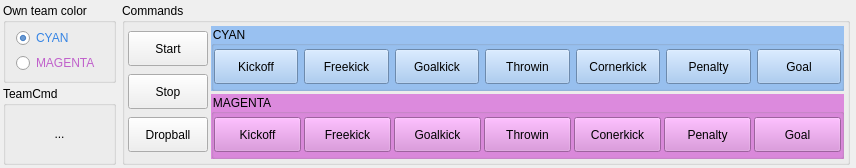
Qt form basestation/musashi_rqt_player_server/resource/player_server.ui (tominagalab-apps/musashi-ros2-humble) before a commit.
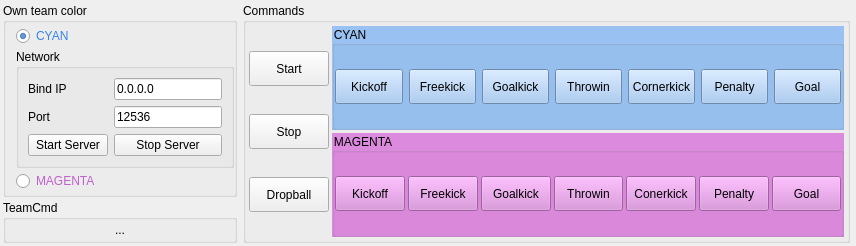
The same form after that commit.

```diff
--- a/basestation/musashi_rqt_player_server/resource/player_server.ui
+++ b/basestation/musashi_rqt_player_server/resource/player_server.ui
@@ -71,6 +71,57 @@
           </property>
          </widget>
         </item>
+        <item>
+         <widget class="QGroupBox" name="grpNetwork">
+          <property name="title">
+           <string>Network</string>
+          </property>
+          <layout class="QFormLayout" name="formLayout">
+           <item row="0" column="0">
+            <widget class="QLabel" name="lblOwnIP">
+             <property name="text">
+              <string>Bind IP</string>
+             </property>
+            </widget>
+           </item>
+           <item row="0" column="1">
+            <widget class="QLineEdit" name="lnedtOwnIP">
+             <property name="text">
+              <string>0.0.0.0</string>
+             </property>
+            </widget>
+           </item>
+           <item row="1" column="0">
+            <widget class="QLabel" name="lblPort">
+             <property name="text">
+              <string>Port</string>
+             </property>
+            </widget>
+           </item>
+           <item row="1" column="1">
+            <widget class="QLineEdit" name="lnedtPort">
+             <property name="text">
+              <string>12536</string>
+             </property>
+            </widget>
+           </item>
+        <item row="2" column="0">
+         <widget class="QPushButton" name="btnStartServer">
+          <property name="text">
+           <string>Start Server</string>
+          </property>
+         </widget>
+        </item>
+        <item row="2" column="1">
+         <widget class="QPushButton" name="btnStopServer">
+          <property name="text">
+           <string>Stop Server</string>
+          </property>
+         </widget>
+        </item>
+          </layout>
+         </widget>
+        </item>
         <item>
          <widget class="QRadioButton" name="rbtnMagenta">
           <property name="maximumSize">
```
